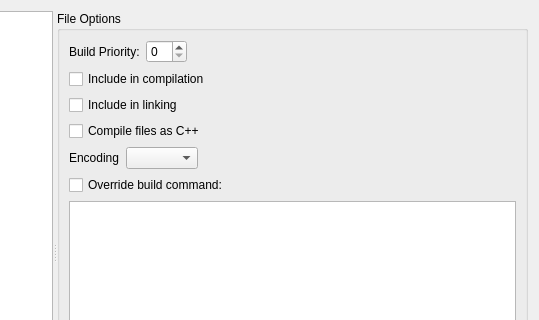
Before: the Qt Designer form RedPandaIDE/settingsdialog/projectfileswidget.ui in royqh1979/RedPanda-CPP, drawn with Qt 5; both pictures show x 214 to 753 and y 0 to 320 of the 753 by 503 pixel window.
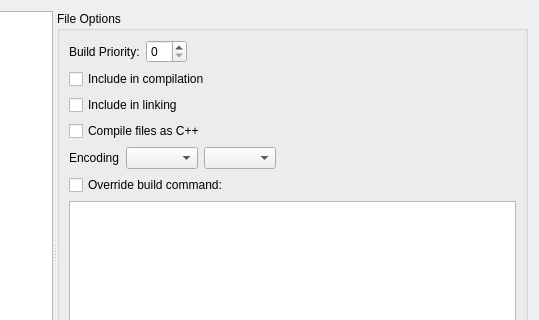
After: the same form once the commit is applied.

Commit message: - enhancement: redesign charset selection in the project options dialog's file widget  - fix: can't correctly load last open files / project with non-asii characters in path  - fix: can't coorectly load last open project

Diff of the .ui file:
```diff
--- a/RedPandaIDE/settingsdialog/projectfileswidget.ui
+++ b/RedPandaIDE/settingsdialog/projectfileswidget.ui
@@ -135,6 +135,9 @@
             </property>
            </widget>
           </item>
+          <item>
+           <widget class="QComboBox" name="cbEncodingDetail"/>
+          </item>
           <item>
            <spacer name="horizontalSpacer_2">
             <property name="orientation">
```
The commit also changes 7 other files.
